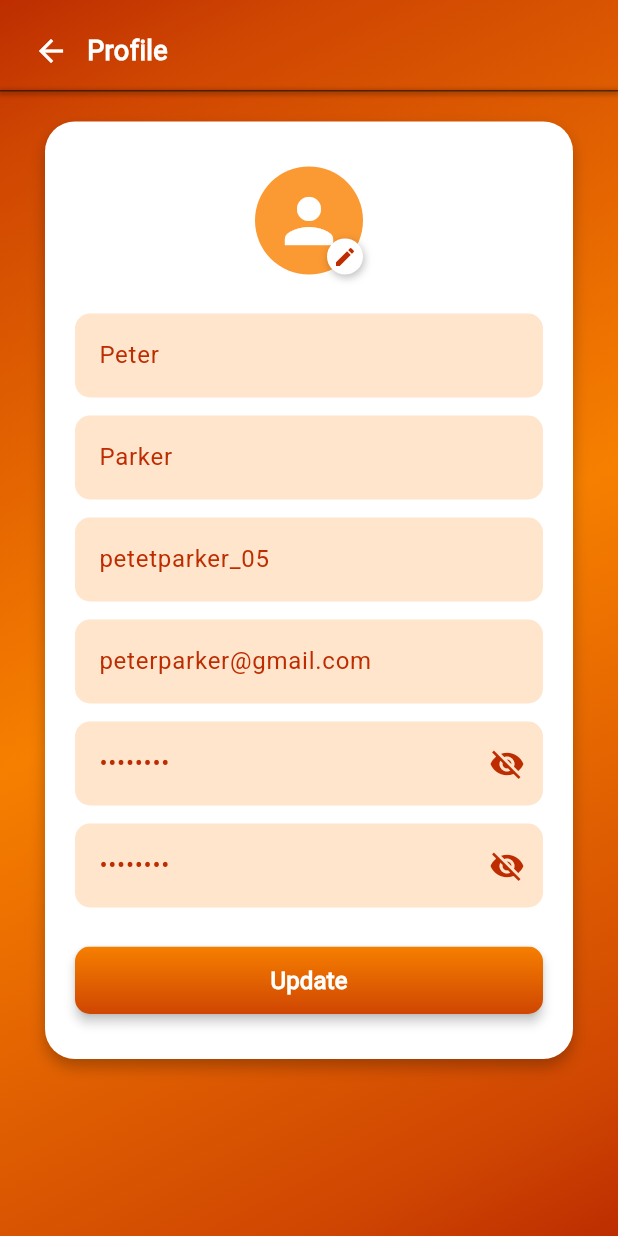
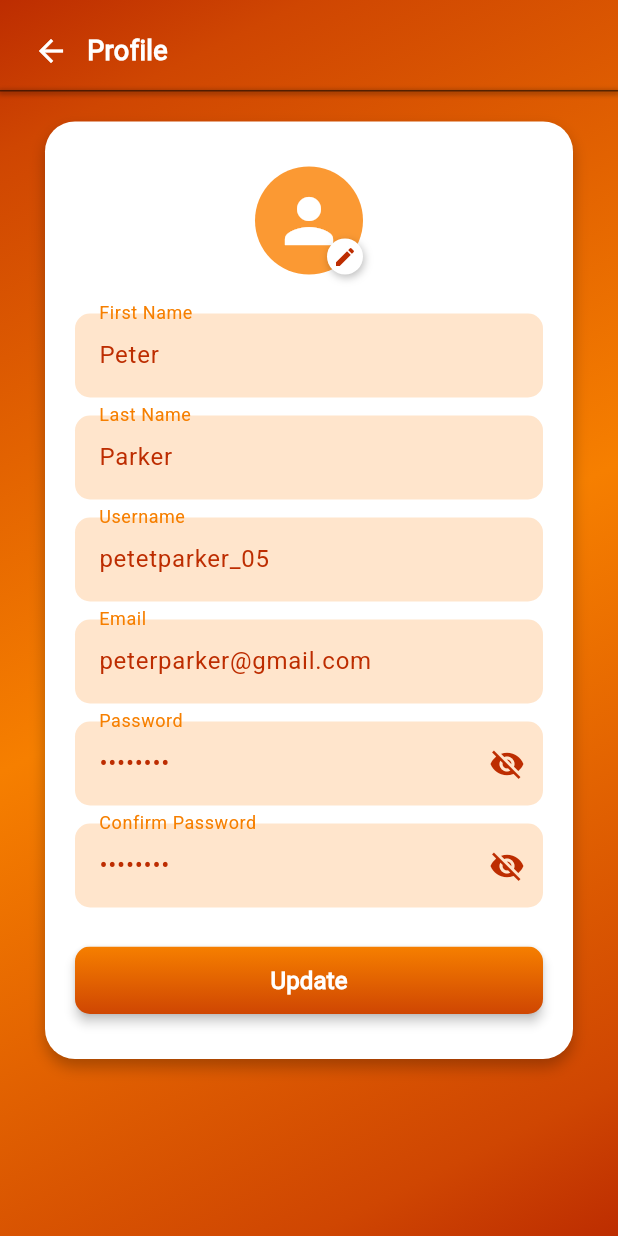
Before and after one commit to arosayru/bus_finder-staff_app, a Flutter app: the ProfileScreen screen opened by its route, on a phone screen of 412 x 824 dp. Run offline on Flutter 3.47's test engine with Material 3 defaults, Android fonts, the phone set to English and light mode, and no system bars; our stand-ins replace image_picker.

Commit message:
Update Profile

```diff
--- a/bus_finder_staff_app/lib/screens/profile_screen.dart
+++ b/bus_finder_staff_app/lib/screens/profile_screen.dart
@@ -53,7 +53,6 @@ class _ProfileScreenState extends State<ProfileScreen> {
         child: SafeArea(
           child: Column(
             children: [
-              // 🔸 Header
               Padding(
                 padding: const EdgeInsets.only(left: 10.0, top: 10.0),
                 child: Row(
@@ -89,7 +88,6 @@ class _ProfileScreenState extends State<ProfileScreen> {
                 ),
               ),
 
-              // 🔸 Scrollable Form Content
               Expanded(
                 child: SingleChildScrollView(
                   padding: const EdgeInsets.symmetric(vertical: 20),
@@ -144,18 +142,24 @@ class _ProfileScreenState extends State<ProfileScreen> {
                         ),
                         const SizedBox(height: 20),
 
-                        _buildTextField(controller: _firstNameController),
-                        _buildTextField(controller: _lastNameController),
-                        _buildTextField(controller: _usernameController),
-                        _buildTextField(controller: _emailController, enabled: false),
+                        _buildTextField(controller: _firstNameController, label: 'First Name'),
+                        _buildTextField(controller: _lastNameController, label: 'Last Name'),
+                        _buildTextField(controller: _usernameController, label: 'Username'),
+                        _buildTextField(controller: _emailController, label: 'Email', enabled: false),
 
-                        _buildPasswordField(_passwordController, "Password", _showPassword, () {
-                          setState(() => _showPassword = !_showPassword);
-                        }),
+                        _buildPasswordField(
+                          controller: _passwordController,
+                          label: 'Password',
+                          visible: _showPassword,
+                          toggle: () => setState(() => _showPassword = !_showPassword),
+                        ),
 
-                        _buildPasswordField(_confirmPasswordController, "Confirm Password", _showConfirmPassword, () {
-                          setState(() => _showConfirmPassword = !_showConfirmPassword);
-                        }),
+                        _buildPasswordField(
+                          controller: _confirmPasswordController,
+                          label: 'Confirm Password',
+                          visible: _showConfirmPassword,
+                          toggle: () => setState(() => _showConfirmPassword = !_showConfirmPassword),
+                        ),
 
                         const SizedBox(height: 20),
                         SizedBox(
@@ -216,14 +220,16 @@ class _ProfileScreenState extends State<ProfileScreen> {
     );
   }
 
-  Widget _buildTextField({required TextEditingController controller, bool enabled = true}) {
+  Widget _buildTextField({required TextEditingController controller, required String label, bool enabled = true}) {
     return Padding(
       padding: const EdgeInsets.symmetric(vertical: 6),
-      child: TextField(
+      child: TextFormField(
         controller: controller,
         enabled: enabled,
         style: const TextStyle(color: Color(0xFFBD2D01)),
         decoration: InputDecoration(
+          labelText: label,
+          labelStyle: const TextStyle(color: Color(0xFFF67F00)),
           filled: true,
           fillColor: const Color(0xFFFFE5CC),
           border: OutlineInputBorder(
@@ -235,19 +241,21 @@ class _ProfileScreenState extends State<ProfileScreen> {
     );
   }
 
-  Widget _buildPasswordField(
-    TextEditingController controller,
-    String hint,
-    bool visible,
-    VoidCallback toggle,
-  ) {
+  Widget _buildPasswordField({
+    required TextEditingController controller,
+    required String label,
+    required bool visible,
+    required VoidCallback toggle,
+  }) {
     return Padding(
       padding: const EdgeInsets.symmetric(vertical: 6),
-      child: TextField(
+      child: TextFormField(
         controller: controller,
         obscureText: !visible,
         style: const TextStyle(color: Color(0xFFBD2D01)),
         decoration: InputDecoration(
+          labelText: label,
+          labelStyle: const TextStyle(color: Color(0xFFF67F00)),
           suffixIcon: IconButton(
             icon: Icon(
               visible ? Icons.visibility : Icons.visibility_off,
```
